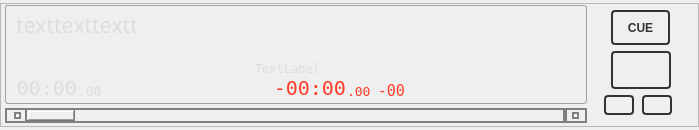
Old version of the form src/playerwidget.ui in the repository knowthelist/knowthelist.
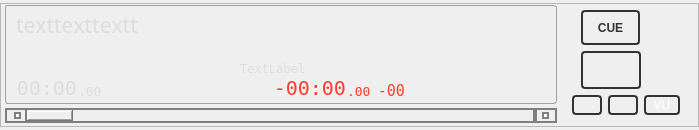
New version of the form. Custom widgets are drawn as their Qt base class.

Commit message: feat: Implement BPM analysis and beat sync features across the application

Diff of the .ui file:
```diff
--- a/src/playerwidget.ui
+++ b/src/playerwidget.ui
@@ -134,7 +134,11 @@
      }
 
      QScrollBar::add-page:horizontal, QScrollBar::sub-page:horizontal {
-         background: none;
+       background: qlineargradient(
+     x1:0, y1:0, x2:0, y2:1,
+     stop:0.1 #303030,
+     stop:1 #141414
+   );
      }
 QFrame#fraDisplay{
  border: 1px solid #a2a2a2;
@@ -3063,6 +3067,37 @@
               </property>
              </widget>
             </item>
+            <item>
+             <widget class="QPushButton" name="butBeatMode">
+              <property name="sizePolicy">
+               <sizepolicy hsizetype="Minimum" vsizetype="Fixed">
+                <horstretch>0</horstretch>
+                <verstretch>0</verstretch>
+               </sizepolicy>
+              </property>
+              <property name="minimumSize">
+               <size>
+                <width>36</width>
+                <height>16</height>
+               </size>
+              </property>
+              <property name="maximumSize">
+               <size>
+                <width>46</width>
+                <height>22</height>
+               </size>
+              </property>
+              <property name="toolTip">
+               <string>Switch between VU meter and BPM display</string>
+              </property>
+              <property name="text">
+               <string notr="true">VU</string>
+              </property>
+              <property name="checkable">
+               <bool>true</bool>
+              </property>
+             </widget>
+            </item>
            </layout>
           </widget>
          </item>
```
The commit also changes 10 other files.
